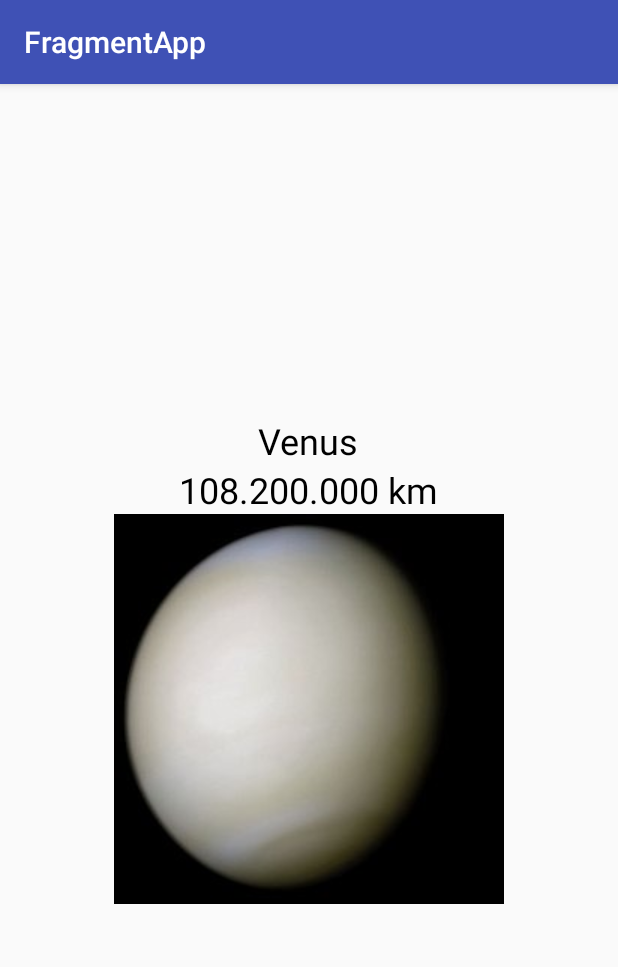
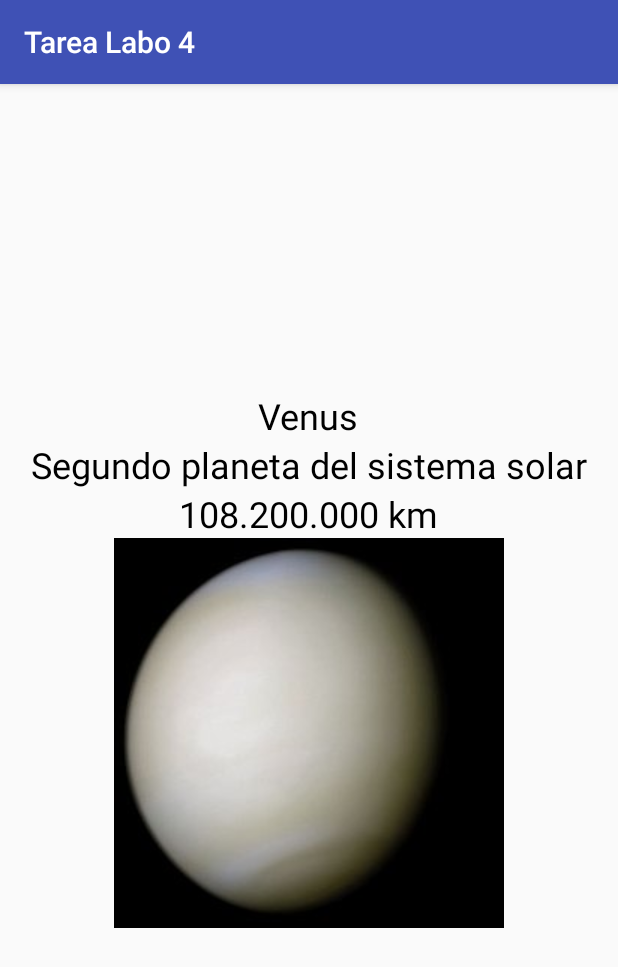
Before and after one commit to RonaldVega14/TareaLabo4, an Android app: the screen it shows after launch (Main2Activity), after a tap on "Venus", on a phone screen of 412 x 824 dp. Shown: the top 967 px of the screen. Run offline under Robolectric (Android 15) with nearby library versions, the phone set to English and light mode, and no system bars.

Commit message:
Agregando 3er valor tipo String y Text fixes

```diff
--- a/app/src/main/java/com/example/rafaj/fragmentapp/FragmentList.java
+++ b/app/src/main/java/com/example/rafaj/fragmentapp/FragmentList.java
@@ -27,11 +27,12 @@ public class FragmentList extends ListFragment implements AdapterView.OnItemClic
 
         String[] info = getResources().getStringArray(R.array.Dir);
         String[] nombre = getResources().getStringArray(R.array.Planets);
+        String[] inf = getResources().getStringArray(R.array.inf);
         TypedArray img = getResources().obtainTypedArray(R.array.img);
 
 
         for(int i=0; i<objeto.length; i++){
-            objeto[i] = new Objetos(nombre[i], info[i], img.getResourceId(i, -1));
+            objeto[i] = new Objetos(nombre[i], info[i], img.getResourceId(i, -1), inf[i]);
         }
 
         /*
--- a/app/src/main/java/com/example/rafaj/fragmentapp/FragmentViewer.java
+++ b/app/src/main/java/com/example/rafaj/fragmentapp/FragmentViewer.java
@@ -16,6 +16,7 @@ import android.widget.Toast;
 public class FragmentViewer extends Fragment {
     private TextView text;
     private TextView text2;
+    private TextView text3;
     private ImageView imagen;
     private Objetos objeto;
 
@@ -25,6 +26,7 @@ public class FragmentViewer extends Fragment {
 
         text = view.findViewById(R.id.textId);
         text2 = view.findViewById(R.id.textId2);
+        text3 = view.findViewById(R.id.textId3);
         imagen = view.findViewById(R.id.imagen);
         Bundle bundle = this.getArguments();
 
@@ -34,6 +36,7 @@ public class FragmentViewer extends Fragment {
             // Toast.makeText(getActivity(), "Item: " + bundle.getString("KEY"), Toast.LENGTH_SHORT).show();
             text.setText(objeto.getNombre());
             text2.setText(objeto.getDistancia());
+            text3.setText(objeto.getInfo());
             imagen.setImageResource(objeto.getImagen());
 
 
--- a/app/src/main/java/com/example/rafaj/fragmentapp/Main2Activity.java
+++ b/app/src/main/java/com/example/rafaj/fragmentapp/Main2Activity.java
@@ -9,6 +9,7 @@ import android.widget.TextView;
 public class Main2Activity extends AppCompatActivity {
     private TextView text;
     private TextView text2;
+    private TextView text3;
     private ImageView imagen;
 
     @Override
@@ -18,6 +19,7 @@ public class Main2Activity extends AppCompatActivity {
 
         text = findViewById(R.id.textId);
         text2 = findViewById(R.id.textId2);
+        text3 = findViewById(R.id.textId3);
         imagen = findViewById(R.id.imagen);
 
         Intent callingIntent = getIntent();
@@ -35,6 +37,7 @@ public class Main2Activity extends AppCompatActivity {
         if (text != null && text2 != null){
             text.setText(objeto.getNombre());
             text2.setText(objeto.getDistancia());
+            text3.setText(objeto.getInfo());
             imagen.setImageResource(objeto.getImagen());
         }
     }
--- a/app/src/main/java/com/example/rafaj/fragmentapp/Objetos.java
+++ b/app/src/main/java/com/example/rafaj/fragmentapp/Objetos.java
@@ -9,18 +9,21 @@ import android.os.Parcelable;
 public class Objetos implements Parcelable {
     private String nombre;
     private String distancia;
+    private String info;
     private int imagen;
 
-    public Objetos(String nombre, String distancia, int imagen) {
+    public Objetos(String nombre, String distancia, int imagen, String info) {
         this.nombre = nombre;
         this.distancia = distancia;
         this.imagen = imagen;
+        this.info = info;
     }
 
     protected Objetos(Parcel in) {
         nombre = in.readString();
         distancia = in.readString();
         imagen = in.readInt();
+        info = in.readString();
     }
 
     @Override
@@ -28,6 +31,7 @@ public class Objetos implements Parcelable {
         dest.writeString(nombre);
         dest.writeString(distancia);
         dest.writeInt(imagen);
+        dest.writeString(info);
     }
 
     @Override
@@ -55,11 +59,11 @@ public class Objetos implements Parcelable {
         return distancia;
     }
 
+    public String getInfo() {
+        return info;
+    }
+
     public int getImagen() {
         return imagen;
     }
-
-    public static Creator<Objetos> getCREATOR() {
-        return CREATOR;
-    }
 }
--- a/app/src/main/res/layout/activity_main2.xml
+++ b/app/src/main/res/layout/activity_main2.xml
@@ -18,6 +18,14 @@
     <TextView
         android:layout_width="wrap_content"
         android:layout_height="wrap_content"
+        android:id="@+id/textId3"
+        android:textSize="24sp"
+        android:textAlignment="center"
+        android:textColor="#000000"/>
+
+    <TextView
+        android:layout_width="wrap_content"
+        android:layout_height="wrap_content"
         android:id="@+id/textId2"
         android:textSize="24sp"
         android:textColor="#000000"/>
@@ -29,4 +37,5 @@
 
 
 
+
 </LinearLayout>
--- a/app/src/main/res/layout/viewer_fragment.xml
+++ b/app/src/main/res/layout/viewer_fragment.xml
@@ -1,6 +1,7 @@
 <?xml version="1.0" encoding="utf-8"?>
 <LinearLayout
-    xmlns:android="http://schemas.android.com/apk/res/android" android:layout_width="match_parent"
+    xmlns:android="http://schemas.android.com/apk/res/android"
+    android:layout_width="match_parent"
     android:gravity="center"
     android:orientation="vertical"
     android:layout_height="match_parent">
@@ -9,6 +10,13 @@
         android:layout_width="wrap_content"
         android:layout_height="wrap_content"
         android:id="@+id/textId"
+        android:textSize="24sp"
+        android:textColor="#000000"/>
+
+    <TextView
+        android:layout_width="wrap_content"
+        android:layout_height="wrap_content"
+        android:id="@+id/textId3"
         android:textSize="24sp"
         android:textColor="#000000"/>
 
@@ -24,4 +32,5 @@
         android:id="@+id/imagen"/>
 
 
+
 </LinearLayout>
--- a/app/src/main/res/values/strings.xml
+++ b/app/src/main/res/values/strings.xml
@@ -1,16 +1,16 @@
 <resources>
-    <string name="app_name">FragmentApp</string>
+    <string name="app_name">Tarea Labo 4</string>
 
     <string-array name="Planets">
-        <item>Sun</item>
-        <item>Mercury</item>
+        <item>Sol</item>
+        <item>Mercurio</item>
         <item>Venus</item>
-        <item>Earth</item>
-        <item>Mars</item>
+        <item>Tierra</item>
+        <item>Marte</item>
         <item>Jupiter</item>
-        <item>Saturn</item>
-        <item>Uranus</item>
-        <item>Neptune</item>
+        <item>Saturno</item>
+        <item>Urano</item>
+        <item>Neptuno</item>
     </string-array>
 
     <string-array name="Dir">
@@ -35,5 +35,18 @@
         <item>@drawable/saturn</item>
         <item>@drawable/uranus</item>
         <item>@drawable/neptune</item>
-    </integer-array>>
+    </integer-array>
+
+    <string-array name="inf">
+        <item>Estrella mas grande del sistema solar</item>
+        <item>Primer planeta del sistema solar</item>
+        <item>Segundo planeta del sistema solar</item>
+        <item>Tercero planeta del sistema solar</item>
+        <item>Cuarto planeta del sistema solar</item>
+        <item>Quinto planeta del sistema solar</item>
+        <item>Sexto planeta del sistema solar</item>
+        <item>Septimo planeta del sistema solar</item>
+        <item>Octavo planeta del sistema solar</item>
+    </string-array>
+
 </resources>
```
Also changed, not shown: 1 other file.
